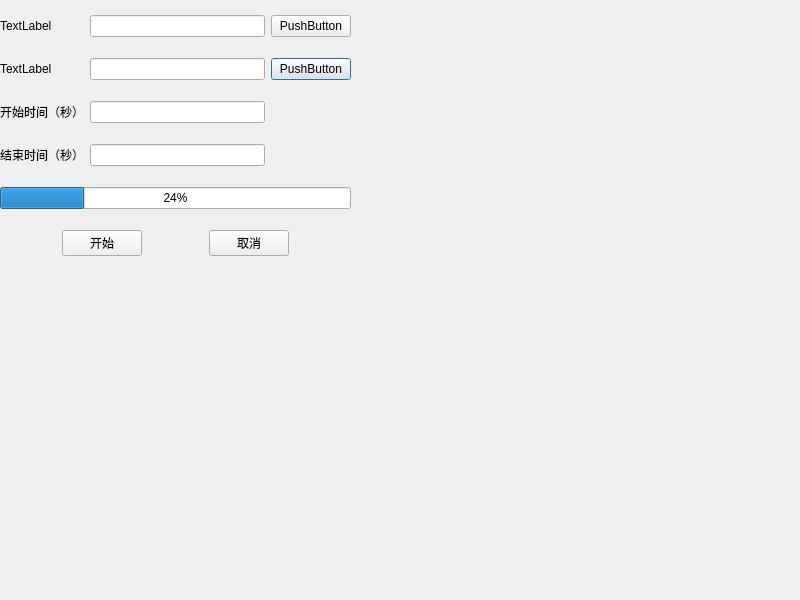
First picture: the form in dialog.ui, repository DlmuZQ/XMedia, before the edit.
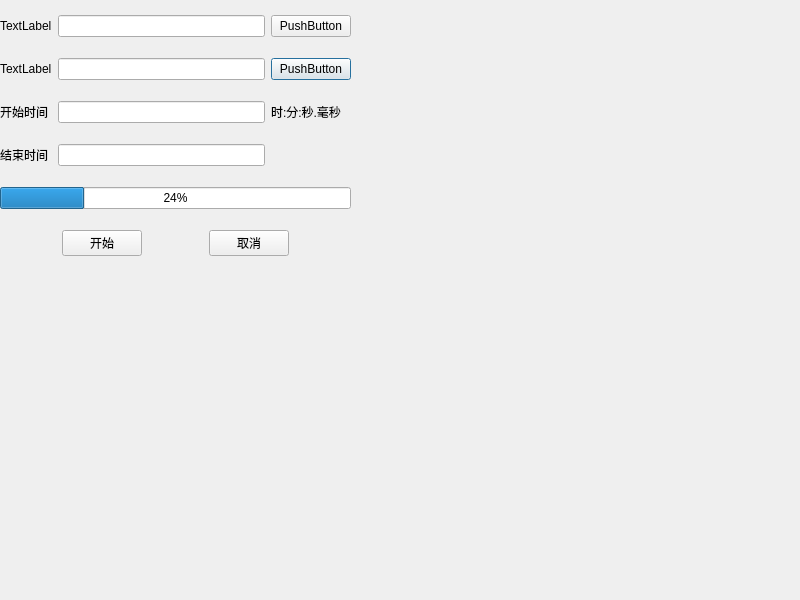
Second picture: the form after the edit.

Commit message: refactor：时间格式

Patch:
```diff
--- a/dialog.ui
+++ b/dialog.ui
@@ -124,14 +124,14 @@
     <item row="2" column="1">
      <widget class="QLabel" name="label_start_time">
       <property name="text">
-       <string>开始时间（秒）</string>
+       <string>开始时间</string>
       </property>
      </widget>
     </item>
     <item row="3" column="1">
      <widget class="QLabel" name="label_end_time">
       <property name="text">
-       <string>结束时间（秒）</string>
+       <string>结束时间</string>
       </property>
      </widget>
     </item>
@@ -141,6 +141,13 @@
     <item row="3" column="2">
      <widget class="QLineEdit" name="lineEdit_time_end"/>
     </item>
+    <item row="2" column="3">
+     <widget class="QLabel" name="label">
+      <property name="text">
+       <string>时:分:秒.毫秒</string>
+      </property>
+     </widget>
+    </item>
    </layout>
   </widget>
  </widget>
```
The commit also changes 2 other files.
